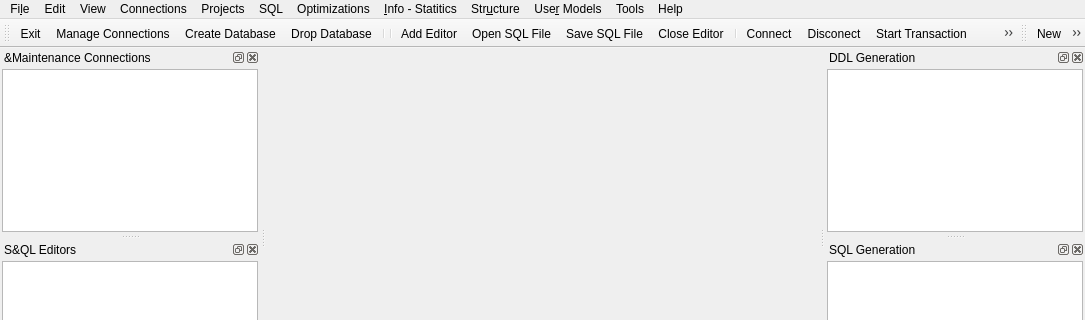
The window that GUI/pgdbatool/mainwindow.ui (marcotcal/PG-DBA-Tools) describes before a commit, drawn with Qt 5; both pictures show x 0 to 1085 and y 0 to 320 of the 1085 by 690 pixel window.
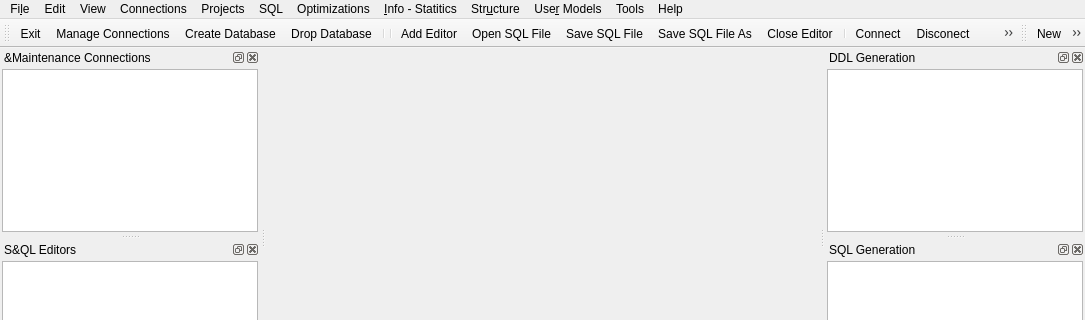
The same window after the commit. Icons and pictures are not drawn. Custom widgets are drawn as their Qt base class.

Commit message: Include SQL Save As in tool bar

Diff of the .ui file:
```diff
--- a/GUI/pgdbatool/mainwindow.ui
+++ b/GUI/pgdbatool/mainwindow.ui
@@ -278,6 +278,7 @@
    <addaction name="actionAdd_Editor"/>
    <addaction name="actionOpen_SQL_File"/>
    <addaction name="actionSave_SQL_File"/>
+   <addaction name="actionSave_SQL_File_As"/>
    <addaction name="actionClose_Editor"/>
    <addaction name="separator"/>
    <addaction name="actionConnect"/>
```
Left out of the diff: 6 changed lines with no effect on the pictures.
